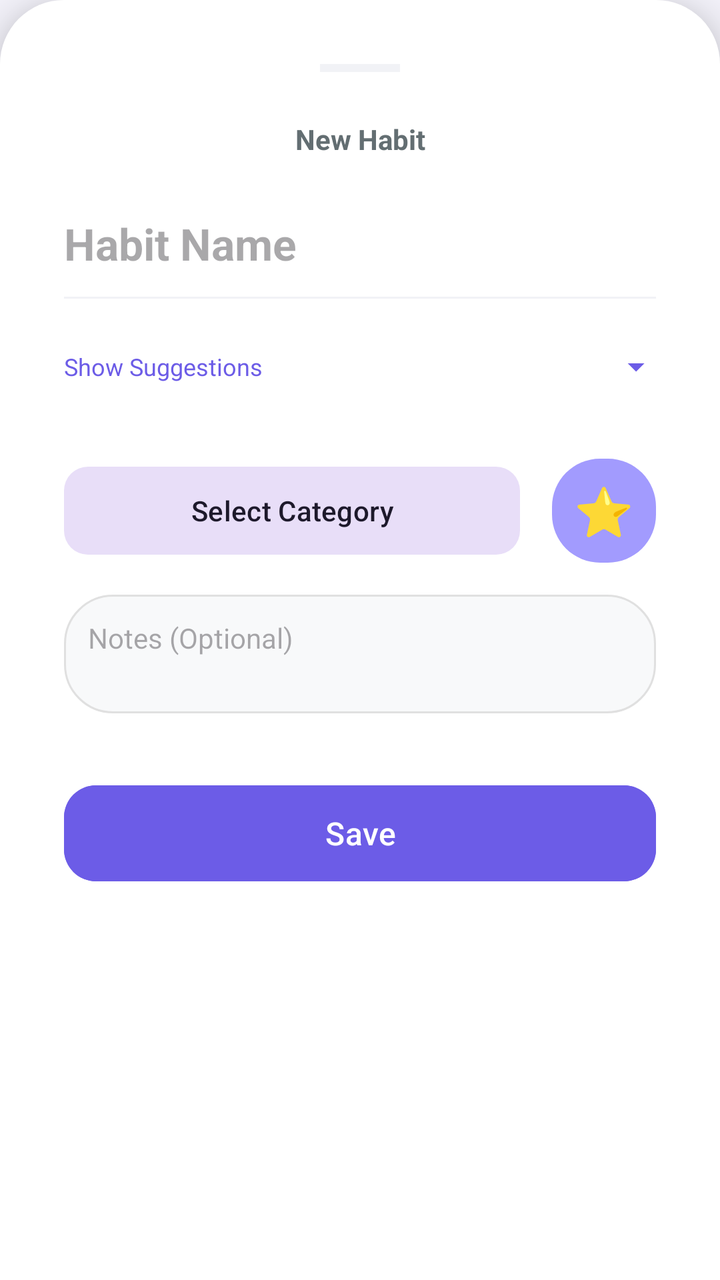
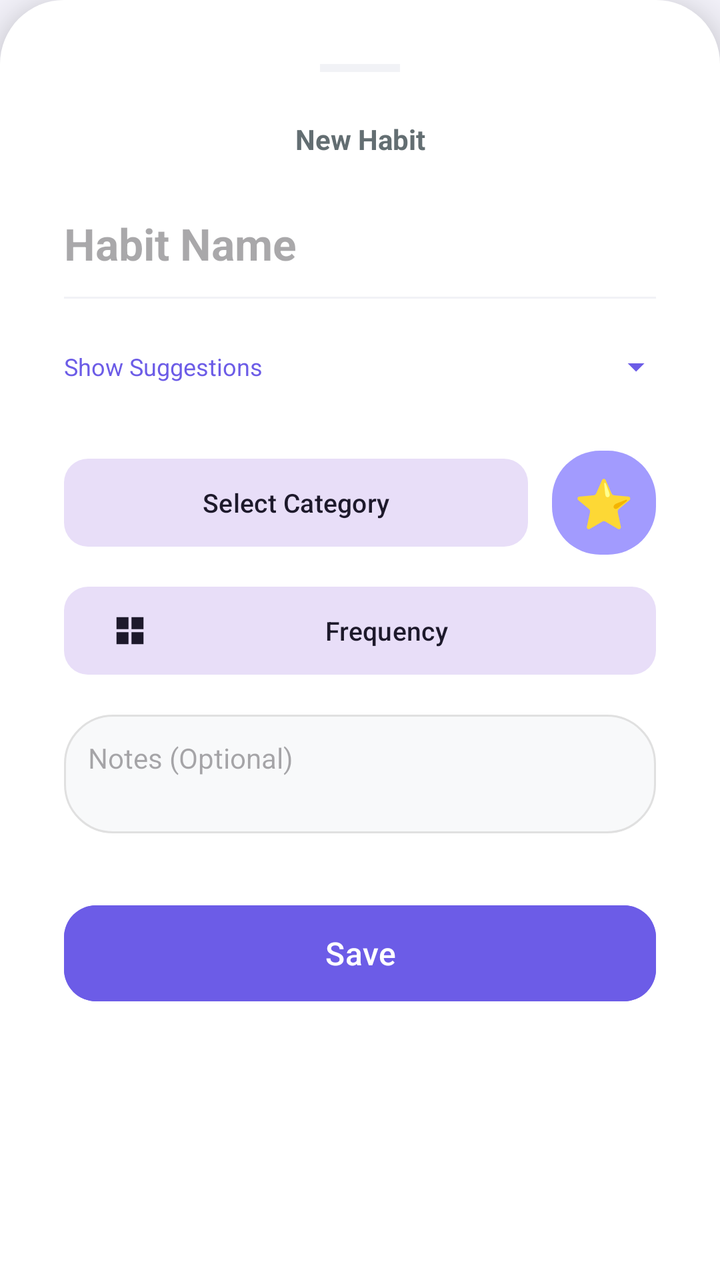

Two renders of the same Android screen: before a commit and after it. Below are the layout's source before the change and the commit's diff.
<!-- AndroidManifest.xml: application theme Theme.HabitApp -->
<!-- res/layout/bottom_sheet_add_habit.xml -->
<?xml version="1.0" encoding="utf-8"?>
<androidx.core.widget.NestedScrollView xmlns:android="http://schemas.android.com/apk/res/android"
    xmlns:app="http://schemas.android.com/apk/res-auto"
    android:layout_width="match_parent"
    android:layout_height="wrap_content"
    android:fillViewport="true">

    <LinearLayout
        android:layout_width="match_parent"
        android:layout_height="wrap_content"
        android:orientation="vertical"
        android:padding="32dp"
        android:background="@drawable/bg_floating_card"
        android:elevation="16dp">

        
        <View
            android:layout_width="40dp"
            android:layout_height="4dp"
            android:layout_gravity="center_horizontal"
            android:layout_marginBottom="24dp"
            android:background="@color/gray_light" />

        <TextView
            android:id="@+id/tvSheetTitle"
            android:layout_width="match_parent"
            android:layout_height="wrap_content"
            android:text="@string/new_habit"
            android:textSize="14sp"
            android:textStyle="bold"
            android:gravity="center"
            android:textColor="@color/text_gray" />

        <EditText
            android:id="@+id/etHabitName"
            android:layout_width="match_parent"
            android:layout_height="wrap_content"
            android:hint="@string/habit_name_hint"
            android:layout_marginTop="16dp"
            android:background="@android:color/transparent"
            android:paddingVertical="12dp"
            android:textSize="22sp"
            android:textStyle="bold"
            android:textColor="@color/text_dark" />

        <View
            android:layout_width="match_parent"
            android:layout_height="1dp"
            android:background="@color/gray_light" />

        <LinearLayout
            android:id="@+id/layoutSuggestionsToggle"
            android:layout_width="match_parent"
            android:layout_height="44dp"
            android:orientation="horizontal"
            android:gravity="center_vertical"
            android:layout_marginTop="12dp"
            android:clickable="true"
            android:focusable="true">
            <TextView
                android:layout_width="0dp"
                android:layout_height="wrap_content"
                android:layout_weight="1"
                android:text="Show Suggestions"
                android:textSize="12sp"
                android:textColor="?attr/colorPrimary" />
            <ImageView
                android:id="@+id/ivSuggestionsArrow"
                android:layout_width="20dp"
                android:layout_height="20dp"
                android:src="@drawable/ic_arrow_down"
                app:tint="?attr/colorPrimary" />
        </LinearLayout>

        <HorizontalScrollView
            android:id="@+id/scrollSuggestions"
            android:layout_width="match_parent"
            android:layout_height="wrap_content"
            android:layout_marginTop="8dp"
            android:scrollbars="none"
            android:visibility="gone">
            <com.google.android.material.chip.ChipGroup
                android:id="@+id/chipGroupSuggestions"
                android:layout_width="wrap_content"
                android:layout_height="wrap_content"
                app:singleLine="true" />
        </HorizontalScrollView>

        <LinearLayout
            android:layout_width="match_parent"
            android:layout_height="wrap_content"
            android:orientation="horizontal"
            android:layout_marginTop="24dp"
            android:gravity="center_vertical">

            <com.google.android.material.button.MaterialButton
                android:id="@+id/btnSelectCategory"
                android:layout_width="0dp"
                android:layout_height="52dp"
                android:layout_weight="1"
                android:text="@string/select_category"
                android:textSize="14sp"
                style="@style/Widget.Material3.Button.TonalButton"
                app:cornerRadius="12dp" />

            <TextView
                android:id="@+id/tvSelectedIcon"
                android:layout_width="52dp"
                android:layout_height="52dp"
                android:background="@drawable/bg_item_circle"
                android:text="⭐"
                android:textSize="24sp"
                android:gravity="center"
                android:layout_marginStart="16dp" />

            <Button
                android:id="@+id/btnSelectFrequency"
                android:layout_width="0dp"
                android:layout_height="0dp"
                android:visibility="gone" />
        </LinearLayout>

        <LinearLayout
            android:id="@+id/layoutSpecificDay"
            android:layout_width="match_parent"
            android:layout_height="wrap_content"
            android:orientation="vertical"
            android:layout_marginTop="12dp"
            android:visibility="gone">
            <com.google.android.material.button.MaterialButton
                android:id="@+id/btnSelectSpecificDay"
                android:layout_width="match_parent"
                android:layout_height="52dp"
                android:text="@string/select_day"
                android:textSize="14sp"
                style="@style/Widget.Material3.Button.OutlinedButton"
                app:cornerRadius="12dp" />
        </LinearLayout>

        
        <EditText
            android:id="@+id/etHabitNotes"
            android:layout_width="match_parent"
            android:layout_height="wrap_content"
            android:layout_marginTop="16dp"
            android:hint="@string/notes_label"
            android:background="@drawable/bg_habit_item"
            android:padding="12dp"
            android:textSize="14sp"
            android:minLines="2"
            android:gravity="top"
            android:inputType="textMultiLine" />

        <com.google.android.material.button.MaterialButton
            android:id="@+id/btnSaveHabit"
            android:layout_width="match_parent"
            android:layout_height="56dp"
            android:text="@string/save"
            android:textSize="16sp"
            android:layout_marginTop="32dp"
            android:backgroundTint="?attr/colorPrimary"
            android:textColor="@color/white"
            app:cornerRadius="16dp" />

    </LinearLayout>
</androidx.core.widget.NestedScrollView>
<!-- resources referenced by this layout -->
<resources>
  <color name="gray_light">#F1F2F6</color>
  <color name="text_dark">#2D3436</color>
  <color name="text_gray">#636E72</color>
  <color name="white">#FFFFFFFF</color>
  <!-- drawable bg_floating_card (drawable) -->
  <?xml version="1.0" encoding="utf-8"?>
  <shape xmlns:android="http://schemas.android.com/apk/res/android">
      <solid android:color="?attr/colorSurface" />
      <corners
          android:topLeftRadius="32dp"
          android:topRightRadius="32dp" />
  </shape>
  <!-- drawable bg_habit_item (drawable) -->
  <?xml version="1.0" encoding="utf-8"?>
  <shape xmlns:android="http://schemas.android.com/apk/res/android">
      <solid android:color="#F8F9FA" />
      <stroke
          android:width="1dp"
          android:color="#E0E0E0" />
      <corners android:radius="24dp" />
  </shape>
  <!-- drawable bg_item_circle (drawable) -->
  <?xml version="1.0" encoding="utf-8"?>
  <shape xmlns:android="http://schemas.android.com/apk/res/android">
      <solid android:color="?attr/colorPrimaryContainer" />
      <corners android:radius="24dp" />
  </shape>
  <!-- drawable ic_arrow_down (drawable) -->
  <vector xmlns:android="http://schemas.android.com/apk/res/android"
      android:width="24dp"
      android:height="24dp"
      android:viewportWidth="24"
      android:viewportHeight="24">
    <path
        android:fillColor="#888888"
        android:pathData="M7,10l5,5l5,-5H7z"/>
  </vector>
  <string name="habit_name_hint">Habit Name</string>
  <string name="new_habit">New Habit</string>
  <string name="notes_label">Notes (Optional)</string>
  <string name="save">Save</string>
  <string name="select_category">Select Category</string>
  <string name="select_day">Select Day</string>
  <style name="Theme.HabitApp" parent="Theme.Material3.DayNight.NoActionBar">
          <item name="colorPrimary">@color/brand_purple</item>
          <item name="colorOnPrimary">@color/white</item>
          <item name="colorPrimaryContainer">@color/brand_purple_light</item>
          <item name="colorOnPrimaryContainer">@color/brand_purple_dark</item>
          <item name="android:windowBackground">@color/bg_light_purple</item>
          <item name="colorSurface">@color/white</item>
          <item name="colorOnSurface">@color/text_dark</item>
          <item name="colorOutline">#E0E0E0</item>
          <item name="alertDialogTheme">@style/PurpleAlertDialog</item>
  
          
          <item name="android:colorControlActivated">?attr/colorPrimary</item>
          <item name="android:colorControlNormal">#757575</item>
  
          
          <item name="themeDecorationEmoji">✨</item>
      </style>
  <color name="brand_purple">#6C5CE7</color>
  <color name="brand_purple_light">#A29BFE</color>
  <color name="brand_purple_dark">#4834D4</color>
  <color name="bg_light_purple">#F8F7FF</color>
  <style name="PurpleAlertDialog" parent="Theme.Material3.DayNight.Dialog.Alert">
          <item name="android:windowBackground">@drawable/bg_rounded_dialog</item>
          <item name="colorAccent">?attr/colorPrimary</item>
          <item name="colorPrimary">?attr/colorPrimary</item>
      </style>
  <!-- drawable bg_rounded_dialog (drawable) -->
  <?xml version="1.0" encoding="utf-8"?>
  <inset xmlns:android="http://schemas.android.com/apk/res/android"
      android:insetLeft="16dp"
      android:insetRight="16dp"
      android:insetTop="16dp"
      android:insetBottom="16dp">
      <shape android:shape="rectangle">
          <solid android:color="@color/white" />
          <corners android:radius="24dp" />
          <stroke android:width="1dp" android:color="@color/brand_purple_light" />
      </shape>
  </inset>
</resources>

<!-- the commit's change to res/layout/bottom_sheet_add_habit.xml (unified diff, before → after) -->
@@ -41,13 +41,15 @@
             android:paddingVertical="12dp"
             android:textSize="22sp"
             android:textStyle="bold"
-            android:textColor="@color/text_dark" />
+            android:textColor="@color/text_dark"
+            android:inputType="textCapSentences" />
 
         <View
             android:layout_width="match_parent"
             android:layout_height="1dp"
             android:background="@color/gray_light" />
 
+        
         <LinearLayout
             android:id="@+id/layoutSuggestionsToggle"
             android:layout_width="match_parent"
@@ -86,11 +88,12 @@
                 app:singleLine="true" />
         </HorizontalScrollView>
 
+        
         <LinearLayout
             android:layout_width="match_parent"
             android:layout_height="wrap_content"
             android:orientation="horizontal"
-            android:layout_marginTop="24dp"
+            android:layout_marginTop="20dp"
             android:gravity="center_vertical">
 
             <com.google.android.material.button.MaterialButton
@@ -99,7 +102,7 @@
                 android:layout_height="52dp"
                 android:layout_weight="1"
                 android:text="@string/select_category"
-                android:textSize="14sp"
+                android:textSize="13sp"
                 style="@style/Widget.Material3.Button.TonalButton"
                 app:cornerRadius="12dp" />
 
@@ -111,15 +114,23 @@
                 android:text="⭐"
                 android:textSize="24sp"
                 android:gravity="center"
-                android:layout_marginStart="16dp" />
-
-            <Button
-                android:id="@+id/btnSelectFrequency"
-                android:layout_width="0dp"
-                android:layout_height="0dp"
-                android:visibility="gone" />
+                android:layout_marginStart="12dp" />
         </LinearLayout>
 
+        
+        <com.google.android.material.button.MaterialButton
+            android:id="@+id/btnSelectFrequency"
+            android:layout_width="match_parent"
+            android:layout_height="52dp"
+            android:layout_marginTop="12dp"
+            android:text="@string/frequency"
+            android:textSize="13sp"
+            style="@style/Widget.Material3.Button.TonalButton"
+            app:cornerRadius="12dp"
+            app:icon="@drawable/ic_nav_habits"
+            app:iconSize="18dp" />
+
+        
         <LinearLayout
             android:id="@+id/layoutSpecificDay"
             android:layout_width="match_parent"
@@ -132,7 +143,7 @@
                 android:layout_width="match_parent"
                 android:layout_height="52dp"
                 android:text="@string/select_day"
-                android:textSize="14sp"
+                android:textSize="13sp"
                 style="@style/Widget.Material3.Button.OutlinedButton"
                 app:cornerRadius="12dp" />
         </LinearLayout>
<!-- resource entries referenced after the edit -->
@@ -37,6 +37,17 @@
         android:fillColor="#888888"
         android:pathData="M7,10l5,5l5,-5H7z"/>
   </vector>
+  <!-- drawable ic_nav_habits (drawable) -->
+  <vector xmlns:android="http://schemas.android.com/apk/res/android"
+      android:width="24dp"
+      android:height="24dp"
+      android:viewportWidth="24"
+      android:viewportHeight="24">
+      <path
+          android:fillColor="#000000"
+          android:pathData="M3,3h8v8H3V3zm0,10h8v8H3v-8zM13,3h8v8h-8V3zm0,10h8v8h-8v-8z" />
+  </vector>
+  <string name="frequency">Frequency</string>
   <string name="habit_name_hint">Habit Name</string>
   <string name="new_habit">New Habit</string>
   <string name="notes_label">Notes (Optional)</string>
